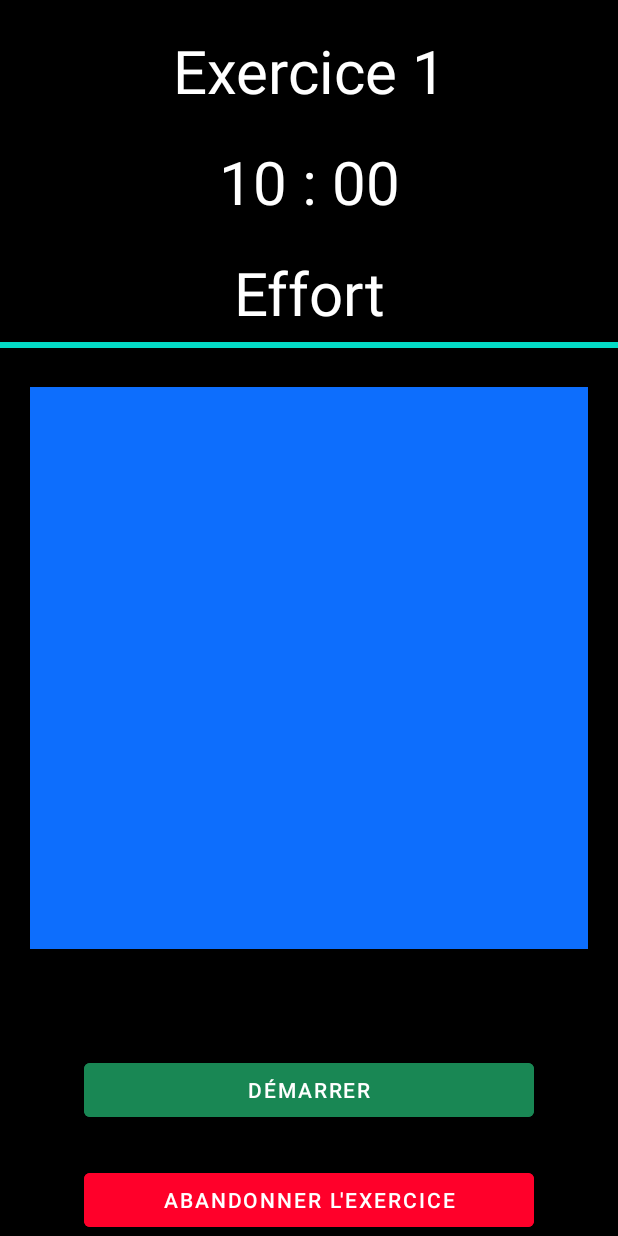
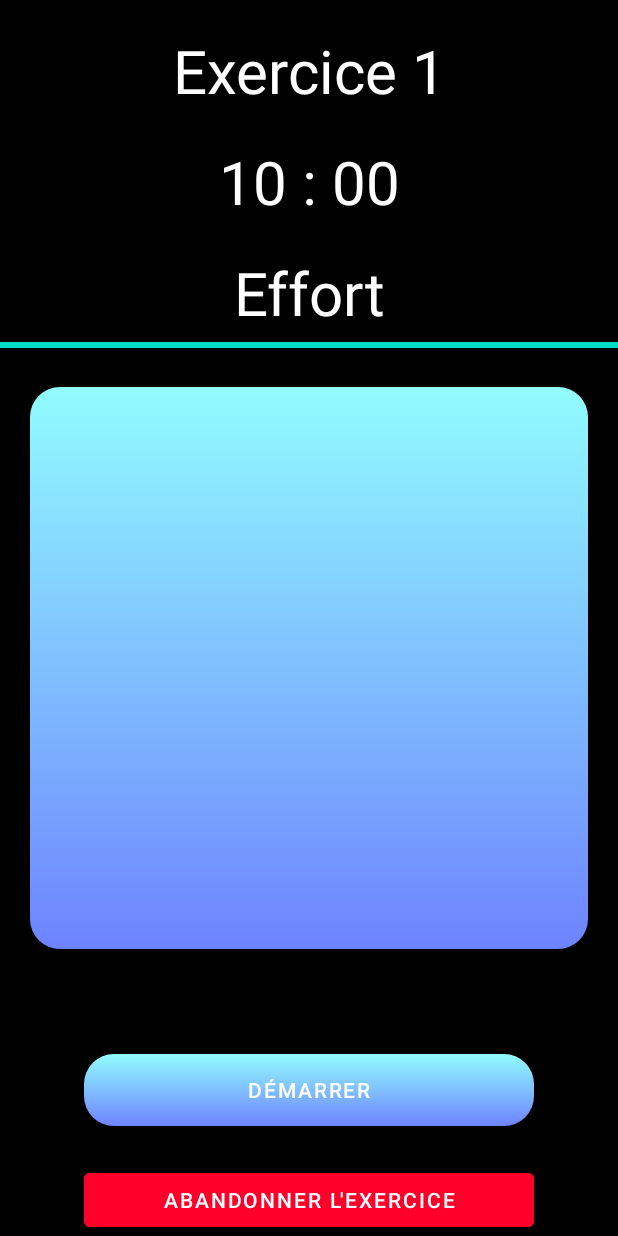
Before and after one commit to EthanGely/Tabata-Timer, an Android app: the layout activity_allez_sportif.xml on its own in the app's theme, with its tools: preview values and no code run, on a phone screen of 412 x 824 dp. Run offline under Robolectric (Android 15) with nearby library versions, the phone set to English and light mode, and no system bars.

Commit message:
Les étoiles sont désormais des favoris Ajout d'images, design appli

```diff
--- /dev/null
+++ b/app/src/main/res/drawable/blue_gradient.xml
@@ -0,0 +1,12 @@
+<?xml version="1.0" encoding="utf-8"?>
+<shape xmlns:android="http://schemas.android.com/apk/res/android">
+    <gradient
+        android:type="linear"
+        android:angle="-90"
+        android:startColor="@color/bleuDebut"
+        android:endColor="@color/bleuFin" />
+
+    <corners
+        android:radius="20dp"   >
+    </corners>
+</shape>
--- a/app/src/main/res/layout/activity_allez_sportif.xml
+++ b/app/src/main/res/layout/activity_allez_sportif.xml
@@ -58,9 +58,10 @@
             android:id="@+id/scroll"
             android:layout_width="match_parent"
             android:layout_height="match_parent"
-            android:background="@color/blue"
+            android:background="@drawable/blue_gradient"
             android:layout_margin="20dp"
-            android:layout_weight="1">
+            android:layout_weight="1"
+            android:padding="5dp">
 
             <LinearLayout
                 android:id="@+id/linearListeActions"
@@ -73,17 +74,27 @@
         </ScrollView>
 
 
+    <LinearLayout
+        android:layout_width="wrap_content"
+        android:layout_height="wrap_content"
+        android:layout_gravity="center"
+        android:background="@drawable/blue_gradient"
+        android:layout_marginTop="50dp"
+        >
 
         <Button
             android:id="@+id/pauseResume"
             android:layout_width="300sp"
             android:layout_height="wrap_content"
             android:layout_gravity="center"
-        android:layout_marginTop="50dp"
             android:onClick="onPauseResumeTimer"
             android:text="Démarrer"
-        android:backgroundTint="@color/green"
+            android:backgroundTint="@color/transparent"
+            android:background="@color/transparent"
             />
+    </LinearLayout>
+
+
 
     <Button
         android:id="@+id/giveUp"
--- a/app/src/main/res/layout/activity_create_exercice.xml
+++ b/app/src/main/res/layout/activity_create_exercice.xml
@@ -69,7 +69,7 @@
                     android:layout_height="wrap_content"
                     android:layout_gravity="center"
                     android:backgroundTint="@color/grey"
-                    android:hint="Entrez un durée"
+                    android:hint="Entrez une durée"
                     android:inputType="numberDecimal"
                     android:layout_weight="0.45"/>
 
@@ -226,7 +226,7 @@
                 android:layout_gravity="center"
                 android:layout_marginTop="25dp"
                 android:layout_marginBottom="40dp"
-                android:backgroundTint="@color/blue"
+                android:backgroundTint="@color/green"
                 android:onClick="onCancel"
                 android:text="Annuler" />
         </LinearLayout>
--- a/app/src/main/res/values/colors.xml
+++ b/app/src/main/res/values/colors.xml
@@ -4,10 +4,11 @@
     <color name="purple_500">#FF6200EE</color>
     <color name="purple_700">#FF3700B3</color>
     <color name="teal_200">#FF03DAC5</color>
-    <color name="teal_700">#FF018786</color>
+    <color name="teal_700">#0BA192</color>
+    <color name="bleuFin">#6E83FF</color>
     <color name="black">#FF000000</color>
     <color name="white">#FFFFFFFF</color>
-    <color name="blue">#0d6efd</color>
+    <color name="bleuDebut">#91FCFF</color>
     <color name="grey">#9fa5ab</color>
     <color name="orange">#FF8400</color>
     <color name="green">#198754</color>
@@ -15,4 +16,8 @@
     <color name="transparentGrey">#BF000000</color>
     <color name="red">#FF002A</color>
     <color name="yellow">#FFD500</color>
+    <color name="jaunePastel">#F1E791</color>
+    <color name="VioletDebut">#641a57</color>
+    <color name="OrangeFin">#ea400f</color>
+    <color name="transparent">#00000000</color>
 </resources>
```
Also changed, not shown: app/src/main/java/com/example/tabata_timer/AllezSportif.java (+15 -5 lines), app/src/main/java/com/example/tabata_timer/Tabata_Timer.java (+84 -34 lines), app/src/main/java/com/example/tabata_timer/database/dbSettings/Settings.java (+10 -0 lines), app/src/main/res/drawable/border_radius.xml (+2 -7 lines), app/src/main/res/drawable/purple_gradient.xml (added, +17 -0 lines), app/src/main/res/layout/activity_tabata_timer.xml (+32 -7 lines), app/src/main/res/layout/template_exercice.xml (+18 -21 lines), app/src/main/res/drawable-v24/settings.png (added), app/src/main/res/drawable/settings.png (deleted), 3 other files. Lines whose indentation alone changed are shown as unchanged.
